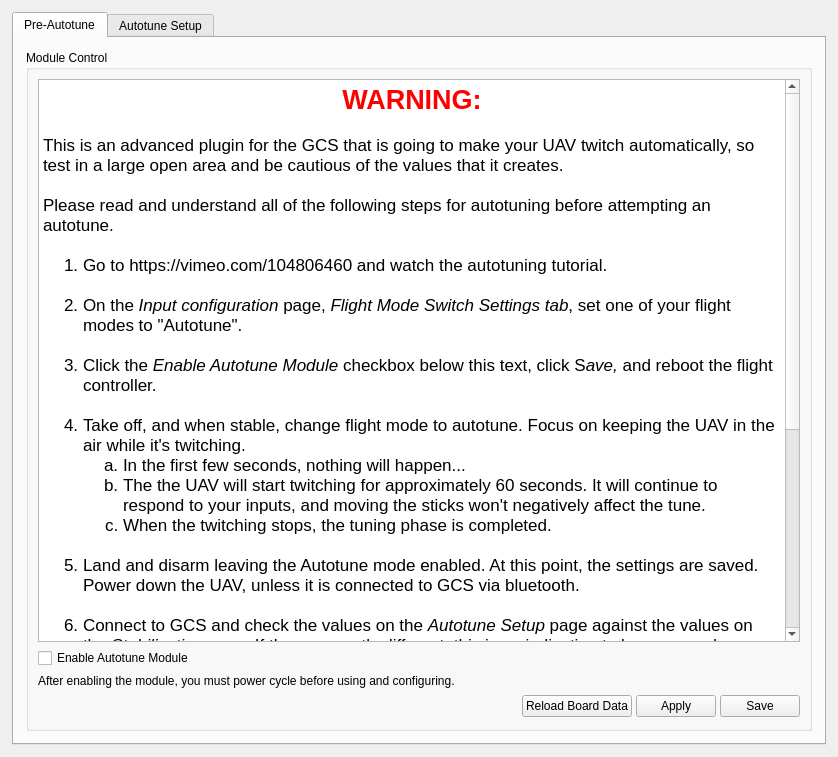
Qt form ground/gcs/src/plugins/config/autotune.ui (d-ronin/dRonin) before a commit.
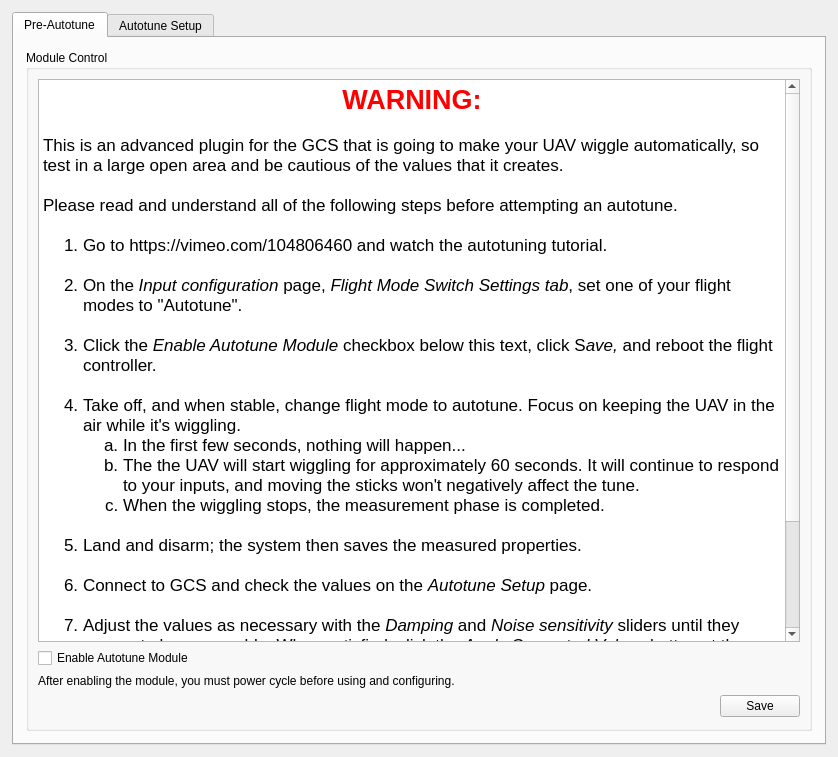
The same form after that commit. Icons and pictures are not drawn.

Commit message: gcs: autotune: Improve text on autotune page

The edit to the form file:
```diff
--- a/ground/gcs/src/plugins/config/autotune.ui
+++ b/ground/gcs/src/plugins/config/autotune.ui
@@ -81,23 +81,22 @@
 &lt;/style&gt;&lt;/head&gt;&lt;body style=&quot; font-family:'.Helvetica Neue DeskInterface'; font-size:13pt; font-weight:400; font-style:normal;&quot;&gt;
 &lt;p align=&quot;center&quot; style=&quot; margin-top:0px; margin-bottom:0px; margin-left:0px; margin-right:0px; -qt-block-indent:0; text-indent:0px;&quot;&gt;&lt;span style=&quot; font-family:'Lucida Grande'; font-size:20pt; font-weight:600; color:#ff0000;&quot;&gt;WARNING:&lt;/span&gt;&lt;/p&gt;
 &lt;p style=&quot;-qt-paragraph-type:empty; margin-top:0px; margin-bottom:0px; margin-left:0px; margin-right:0px; -qt-block-indent:0; text-indent:0px; font-family:'Lucida Grande';&quot;&gt;&lt;br /&gt;&lt;/p&gt;
-&lt;p style=&quot; margin-top:0px; margin-bottom:0px; margin-left:0px; margin-right:0px; -qt-block-indent:0; text-indent:0px;&quot;&gt;&lt;span style=&quot; font-family:'Lucida Grande';&quot;&gt;This is an advanced plugin for the GCS that is going to make your UAV twitch automatically, so test in a large open area and be cautious of the values that it creates.&lt;br /&gt;&lt;br /&gt;Please read and understand all of the following steps for autotuning before attempting an autotune.&lt;br /&gt;&lt;/span&gt;&lt;/p&gt;
+&lt;p style=&quot; margin-top:0px; margin-bottom:0px; margin-left:0px; margin-right:0px; -qt-block-indent:0; text-indent:0px;&quot;&gt;&lt;span style=&quot; font-family:'Lucida Grande';&quot;&gt;This is an advanced plugin for the GCS that is going to make your UAV wiggle automatically, so test in a large open area and be cautious of the values that it creates.&lt;br /&gt;&lt;br /&gt;Please read and understand all of the following steps before attempting an autotune.&lt;br /&gt;&lt;/span&gt;&lt;/p&gt;
 &lt;ol style=&quot;margin-top: 0px; margin-bottom: 0px; margin-left: 0px; margin-right: 0px; -qt-list-indent: 1;&quot;&gt;&lt;li style=&quot; font-family:'Lucida Grande';&quot; style=&quot; margin-top:0px; margin-bottom:0px; margin-left:0px; margin-right:0px; -qt-block-indent:0; text-indent:0px;&quot;&gt;Go to https://vimeo.com/104806460 and watch the autotuning tutorial.&lt;/li&gt;
 &lt;p style=&quot;-qt-paragraph-type:empty; margin-top:0px; margin-bottom:0px; margin-left:0px; margin-right:0px; -qt-block-indent:1; text-indent:0px; font-family:'Lucida Grande';&quot;&gt;&lt;br /&gt;&lt;/p&gt;
 &lt;li style=&quot; font-family:'Lucida Grande';&quot; style=&quot; margin-top:0px; margin-bottom:0px; margin-left:0px; margin-right:0px; -qt-block-indent:0; text-indent:0px;&quot;&gt;On the &lt;span style=&quot; font-style:italic;&quot;&gt;Input configuration &lt;/span&gt;page, &lt;span style=&quot; font-style:italic;&quot;&gt;Flight Mode Switch Settings tab&lt;/span&gt;, set one of your flight modes to &amp;quot;Autotune&amp;quot;.&lt;/li&gt;
 &lt;p style=&quot;-qt-paragraph-type:empty; margin-top:0px; margin-bottom:0px; margin-left:0px; margin-right:0px; -qt-block-indent:1; text-indent:0px; font-family:'Lucida Grande';&quot;&gt;&lt;br /&gt;&lt;/p&gt;
 &lt;li style=&quot; font-family:'Lucida Grande';&quot; style=&quot; margin-top:0px; margin-bottom:0px; margin-left:0px; margin-right:0px; -qt-block-indent:0; text-indent:0px;&quot;&gt;Click the &lt;span style=&quot; font-style:italic;&quot;&gt;Enable Autotune Module&lt;/span&gt; checkbox below this text, click S&lt;span style=&quot; font-style:italic;&quot;&gt;ave,&lt;/span&gt; and reboot the flight controller.&lt;br /&gt;&lt;/li&gt;
-&lt;li style=&quot; font-family:'Lucida Grande';&quot; style=&quot; margin-top:0px; margin-bottom:0px; margin-left:0px; margin-right:0px; -qt-block-indent:0; text-indent:0px;&quot;&gt;Take off, and when stable, change flight mode to autotune. Focus on keeping the UAV in the air while it's twitching.&lt;/li&gt;
+&lt;li style=&quot; font-family:'Lucida Grande';&quot; style=&quot; margin-top:0px; margin-bottom:0px; margin-left:0px; margin-right:0px; -qt-block-indent:0; text-indent:0px;&quot;&gt;Take off, and when stable, change flight mode to autotune. Focus on keeping the UAV in the air while it's wiggling.&lt;/li&gt;
 &lt;ol type=&quot;a&quot; style=&quot;margin-top: 0px; margin-bottom: 0px; margin-left: 0px; margin-right: 0px; -qt-list-indent: 2;&quot;&gt;&lt;li style=&quot; font-family:'Lucida Grande';&quot; style=&quot; margin-top:0px; margin-bottom:0px; margin-left:0px; margin-right:0px; -qt-block-indent:0; text-indent:0px;&quot;&gt;In the first few seconds, nothing will happen...&lt;/li&gt;
-&lt;li style=&quot; font-family:'Lucida Grande';&quot; style=&quot; margin-top:0px; margin-bottom:0px; margin-left:0px; margin-right:0px; -qt-block-indent:0; text-indent:0px;&quot;&gt;The the UAV will start twitching for approximately 60 seconds. It will continue to respond to your inputs, and moving the sticks won't negatively affect the tune.&lt;/li&gt;
-&lt;li style=&quot; font-family:'Lucida Grande';&quot; style=&quot; margin-top:0px; margin-bottom:0px; margin-left:0px; margin-right:0px; -qt-block-indent:0; text-indent:0px;&quot;&gt;When the twitching stops, the tuning phase is completed.&lt;/li&gt;&lt;/ol&gt;
+&lt;li style=&quot; font-family:'Lucida Grande';&quot; style=&quot; margin-top:0px; margin-bottom:0px; margin-left:0px; margin-right:0px; -qt-block-indent:0; text-indent:0px;&quot;&gt;The the UAV will start wiggling for approximately 60 seconds. It will continue to respond to your inputs, and moving the sticks won't negatively affect the tune.&lt;/li&gt;
+&lt;li style=&quot; font-family:'Lucida Grande';&quot; style=&quot; margin-top:0px; margin-bottom:0px; margin-left:0px; margin-right:0px; -qt-block-indent:0; text-indent:0px;&quot;&gt;When the wiggling stops, the measurement phase is completed.&lt;/li&gt;&lt;/ol&gt;
 &lt;p style=&quot;-qt-paragraph-type:empty; margin-top:0px; margin-bottom:0px; margin-left:0px; margin-right:0px; -qt-block-indent:1; text-indent:0px; font-family:'Lucida Grande';&quot;&gt;&lt;br /&gt;&lt;/p&gt;
-&lt;li style=&quot; font-family:'Lucida Grande';&quot; style=&quot; margin-top:0px; margin-bottom:0px; margin-left:0px; margin-right:0px; -qt-block-indent:0; text-indent:0px;&quot;&gt;Land and disarm leaving the Autotune mode enabled. At this point, the settings are saved. Power down the UAV, unless it is connected to GCS via bluetooth.&lt;br /&gt;&lt;/li&gt;
-&lt;li style=&quot; font-family:'Lucida Grande';&quot; style=&quot; margin-top:0px; margin-bottom:0px; margin-left:0px; margin-right:0px; -qt-block-indent:0; text-indent:0px;&quot;&gt;Connect to GCS and check the values on the &lt;span style=&quot; font-style:italic;&quot;&gt;Autotune Setup&lt;/span&gt; page against the values on the &lt;span style=&quot; font-style:italic;&quot;&gt;Stabilization&lt;/span&gt; page. If they are vastly different, this is an indication to be wary, and indicates that a subsequent autotune should be run to get more accurate values. &lt;span style=&quot; font-weight:600;&quot;&gt;For extreme values a prompt will ask if you want to continue. Check your settings carefully in this case.&lt;/span&gt;&lt;br /&gt;&lt;/li&gt;
+&lt;li style=&quot; font-family:'Lucida Grande';&quot; style=&quot; margin-top:0px; margin-bottom:0px; margin-left:0px; margin-right:0px; -qt-block-indent:0; text-indent:0px;&quot;&gt;Land and disarm; the system then saves the measured properties. &lt;br /&gt;&lt;/li&gt;
+&lt;li style=&quot; font-family:'Lucida Grande';&quot; style=&quot; margin-top:0px; margin-bottom:0px; margin-left:0px; margin-right:0px; -qt-block-indent:0; text-indent:0px;&quot;&gt;Connect to GCS and check the values on the &lt;span style=&quot; font-style:italic;&quot;&gt;Autotune Setup&lt;/span&gt; page. &lt;br /&gt;&lt;/li&gt;
 &lt;li style=&quot; font-family:'Lucida Grande';&quot; style=&quot; margin-top:0px; margin-bottom:0px; margin-left:0px; margin-right:0px; -qt-block-indent:0; text-indent:0px;&quot;&gt;Adjust the values as necessary with the &lt;span style=&quot; font-style:italic;&quot;&gt;Damping&lt;/span&gt; and &lt;span style=&quot; font-style:italic;&quot;&gt;Noise sensitivity&lt;/span&gt; sliders until they appear to be reasonable. When satisfied, click the &lt;span style=&quot; font-style:italic;&quot;&gt;Apply Computed Values&lt;/span&gt; button at the bottom right.&lt;br /&gt;&lt;/li&gt;
-&lt;li style=&quot; font-family:'Lucida Grande';&quot; style=&quot; margin-top:0px; margin-bottom:0px; margin-left:0px; margin-right:0px; -qt-block-indent:0; text-indent:0px;&quot;&gt;Return to the &lt;span style=&quot; font-style:italic;&quot;&gt;Stabilization&lt;/span&gt; page and click &lt;span style=&quot; font-style:italic;&quot;&gt;apply&lt;/span&gt; to enable the new settings. The &lt;span style=&quot; font-style:italic;&quot;&gt;save&lt;/span&gt; button must also be pressed if the flight controller is to be powered down prior to the next flight.&lt;br /&gt;&lt;/li&gt;
-&lt;li style=&quot; font-family:'Lucida Grande';&quot; style=&quot; margin-top:0px; margin-bottom:12px; margin-left:0px; margin-right:0px; -qt-block-indent:0; text-indent:0px;&quot;&gt;Ensure that a normal flight mode (not Autotune) is selected prior to the next flight.  If Autotune is left as the active mode, it is likely that the flight controller will not arm.&lt;/li&gt;
-&lt;li style=&quot; font-family:'Lucida Grande';&quot; style=&quot; margin-top:0px; margin-bottom:12px; margin-left:0px; margin-right:0px; -qt-block-indent:0; text-indent:0px;&quot;&gt;If the UAV performs well, then the process is complete.  If it does not, the &lt;span style=&quot; font-style:italic;&quot;&gt;Damping&lt;/span&gt; and &lt;span style=&quot; font-style:italic;&quot;&gt;Noise sensitivity&lt;/span&gt; sliders may be adjusted, settings reapplied, saved and tested again.&lt;/li&gt;&lt;/ol&gt;&lt;/body&gt;&lt;/html&gt;</string>
+&lt;li style=&quot; font-family:'Lucida Grande';&quot; style=&quot; margin-top:0px; margin-bottom:0px; margin-left:0px; margin-right:0px; -qt-block-indent:0; text-indent:0px;&quot;&gt;Return to the &lt;span style=&quot; font-style:italic;&quot;&gt;Stabilization&lt;/span&gt; page and click &lt;span style=&quot; font-style:italic;&quot;&gt;save&lt;/span&gt; to enable the new settings. &lt;br /&gt;&lt;/li&gt;
+&lt;li style=&quot; font-family:'Lucida Grande';&quot; style=&quot; margin-top:0px; margin-bottom:12px; margin-left:0px; margin-right:0px; -qt-block-indent:0; text-indent:0px;&quot;&gt;Ensure that a normal flight mode (not Autotune) is selected prior to the next flight.  If Autotune is left as the active mode, the flight controller will not arm.&lt;/li&gt;&lt;/ol&gt;&lt;/body&gt;&lt;/html&gt;</string>
             </property>
            </widget>
           </item>
@@ -139,55 +138,6 @@
               </property>
              </spacer>
             </item>
-            <item>
-             <widget class="QPushButton" name="stabilizationReloadBoardData_6">
-              <property name="minimumSize">
-               <size>
-                <width>0</width>
-                <height>0</height>
-               </size>
-              </property>
-              <property name="toolTip">
-               <string>Reloads the saved settings into GCS. Useful if you have accidentally changed some settings.</string>
-              </property>
-              <property name="styleSheet">
-               <string notr="true"/>
-              </property>
-              <property name="text">
-               <string>Reload Board Data</string>
-              </property>
-              <property name="objrelation" stdset="0">
-               <stringlist>
-                <string>button:reload</string>
-                <string>buttongroup:10</string>
-               </stringlist>
-              </property>
-             </widget>
-            </item>
-            <item>
-             <widget class="QPushButton" name="saveStabilizationToRAM_6">
-              <property name="minimumSize">
-               <size>
-                <width>0</width>
-                <height>0</height>
-               </size>
-              </property>
-              <property name="toolTip">
-               <string>Send settings to the board but do not save to the non-volatile memory</string>
-              </property>
-              <property name="styleSheet">
-               <string notr="true"/>
-              </property>
-              <property name="text">
-               <string>Apply</string>
-              </property>
-              <property name="objrelation" stdset="0">
-               <stringlist>
-                <string>button:apply</string>
-               </stringlist>
-              </property>
-             </widget>
-            </item>
             <item>
              <widget class="QPushButton" name="saveStabilizationToSD_6">
               <property name="minimumSize">
```
Left out of the diff: 4 changed lines with no effect on the pictures.
